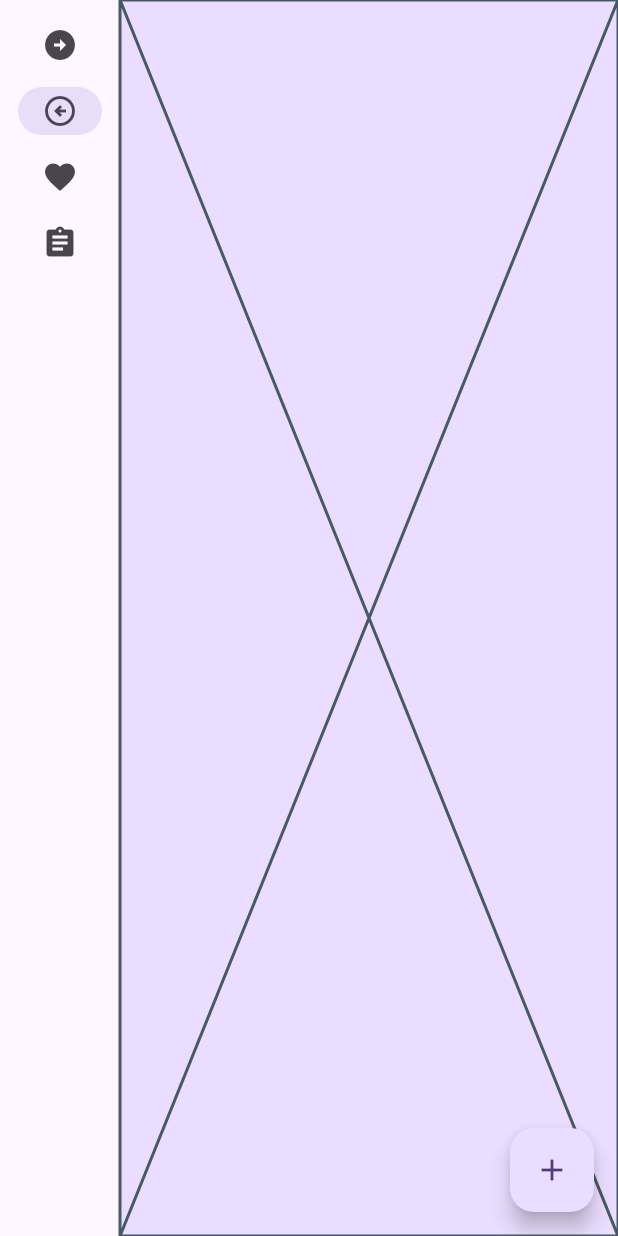
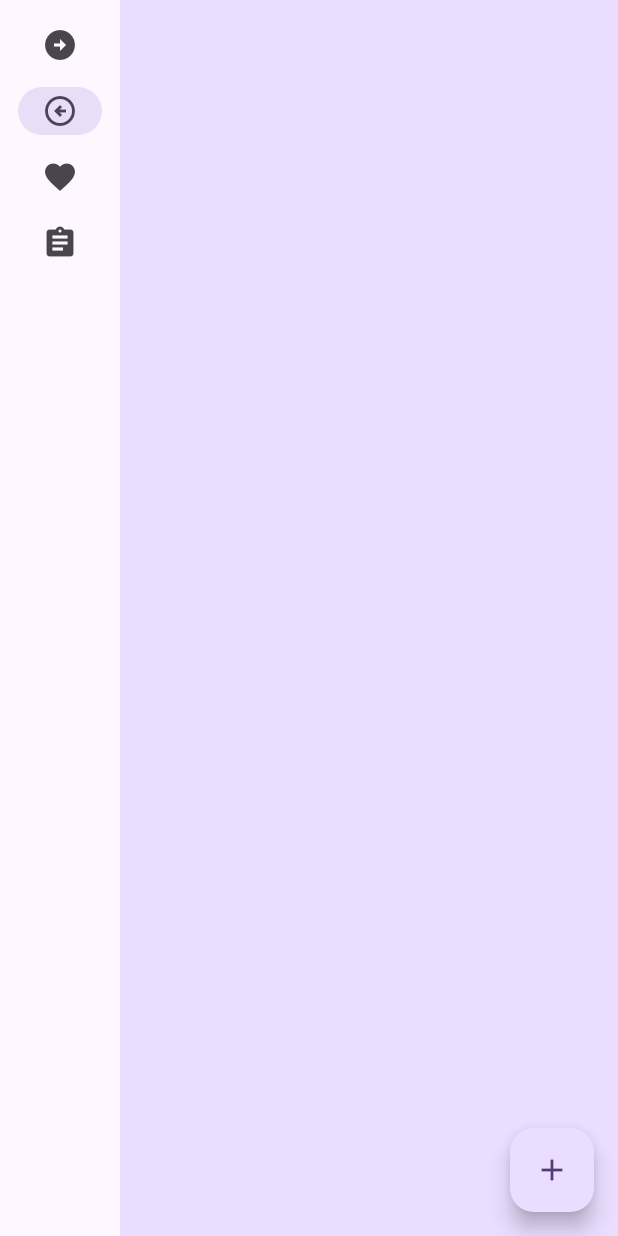
Before and after one commit to kaiott/asvz_flutter, a Flutter app: the screen it shows after launch, after a tap on "Past", on a phone screen of 412 x 824 dp. Run offline on Flutter 3.47's test engine with Material 3 defaults, Android fonts, the phone set to English and light mode, and no system bars; our stand-ins replace hive, hive_flutter; accounts and stored records are empty.

Commit message:
externalize abstract LessonView

```diff
--- a/lib/main.dart
+++ b/lib/main.dart
@@ -1,3 +1,4 @@
+import 'package:asvz_autosignup/pages/schedule_view.dart';
 import 'package:asvz_autosignup/providers/lesson_provider.dart';
 import 'package:asvz_autosignup/services/api_service.dart';
 import 'package:asvz_autosignup/services/lesson_agent_manager.dart';
@@ -6,7 +7,6 @@ import 'package:flutter/material.dart';
 import 'package:hive_flutter/hive_flutter.dart';
 import 'package:provider/provider.dart';
 import './models/lesson.dart';
-import './widgets/lesson_card.dart';
 
 void main() async {
   WidgetsFlutterBinding.ensureInitialized();
@@ -87,7 +87,7 @@ class _MyHomePageState extends State<MyHomePage> {
       case 0:
         page = UpcomingPage();
       case 1 || 3:
-        page = Placeholder();
+        page = PastPage();
       case 2:
         page = InterestedPage();
       default:
@@ -147,40 +147,20 @@ class _MyHomePageState extends State<MyHomePage> {
   }
 }
 
-class InterestedPage extends StatelessWidget {
-  const InterestedPage({super.key});
-  @override
-  Widget build(BuildContext context) {
-    //final LessonProvider lessonProvider = LessonProvider();
-    List<Lesson> lessons = context.watch<LessonProvider>().getLessons();
-    final children = [
-      for (final lesson in lessons) LessonCard(lesson: lesson),
-    ];
-    return Center(
-      child: Column(
-        mainAxisAlignment: MainAxisAlignment.center,
-        children: children,
-      ),
-    );
-  }
-}
-
-class UpcomingPage extends StatelessWidget {
-  const UpcomingPage({super.key});
-
-  @override
-  Widget build(BuildContext context) {
-    //final LessonProvider lessonProvider = LessonProvider();
-    List<Lesson> lessons = context.watch<LessonProvider>().getManagedLessons();
-    final children = [
-      for (final lesson in lessons) LessonCard(lesson: lesson),
-      Text(context.watch<LessonProvider>().tokenStatus, style: Theme.of(context).textTheme.headlineMedium),
-    ];
-    return Center(
-      child: Column(
-        mainAxisAlignment: MainAxisAlignment.center,
-        children: children,
-      ),
-    );
-  }
-}
+// class InterestedPage extends StatelessWidget {
+//   const InterestedPage({super.key});
+//   @override
+//   Widget build(BuildContext context) {
+//     //final LessonProvider lessonProvider = LessonProvider();
+//     List<Lesson> lessons = context.watch<LessonProvider>().getLessons();
+//     final children = [
+//       for (final lesson in lessons) LessonCard(lesson: lesson),
+//     ];
+//     return Center(
+//       child: Column(
+//         mainAxisAlignment: MainAxisAlignment.center,
+//         children: children,
+//       ),
+//     );
+//   }
+// }
--- /dev/null
+++ b/lib/pages/schedule_view.dart
@@ -0,0 +1,47 @@
+import 'package:asvz_autosignup/models/lesson.dart';
+import 'package:asvz_autosignup/providers/lesson_provider.dart';
+import 'package:asvz_autosignup/widgets/lesson_card.dart';
+import 'package:flutter/material.dart';
+import 'package:provider/provider.dart';
+
+abstract class ScheduleView extends StatelessWidget {
+  const ScheduleView({super.key});
+
+  bool Function(Lesson) get filter; // Abstract, needs to be overriden
+
+  @override
+  Widget build(BuildContext context) {
+    //final LessonProvider lessonProvider = LessonProvider();
+    List<Lesson> lessons = context.watch<LessonProvider>().getFilteredLessons(filter);
+    final children = [
+      for (final lesson in lessons) LessonCard(lesson: lesson),
+    ];
+    return Center(
+      child: Column(
+        mainAxisAlignment: MainAxisAlignment.center,
+        children: children,
+      ),
+    );
+  }
+}
+
+class UpcomingPage extends ScheduleView {
+  const UpcomingPage({super.key});
+
+  @override
+  bool Function(Lesson) get filter => (l) => l.managed && !l.isPast();
+}
+
+class PastPage extends ScheduleView {
+  const PastPage({super.key});
+
+  @override
+  bool Function(Lesson) get filter => (l) => l.isPast();
+}
+
+class InterestedPage extends ScheduleView {
+  const InterestedPage({super.key});
+
+  @override
+  bool Function(Lesson) get filter => (l) => !l.isPast();
+}
```
